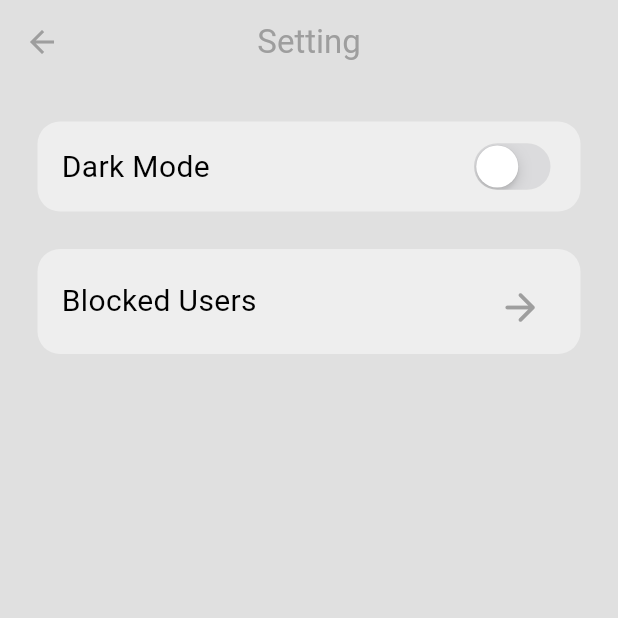
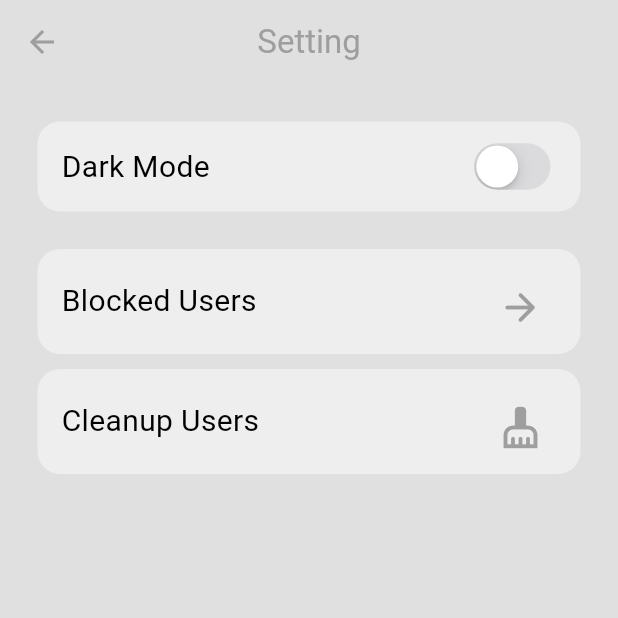
Before and after one commit to hassannwesh/chattapp, a Flutter app: the screen it shows once a user with an empty profile is signed in, in the side drawer, after a tap on "S T T I N G S", on a phone screen of 412 x 824 dp, the top half of it. Run offline on Flutter 3.47's test engine with Material 3 defaults, Android fonts, the phone set to English and light mode, and no system bars; our stand-ins replace cloud_firestore, firebase_auth, firebase_core; accounts and stored records are empty; network calls fail.

Commit message:
add bottom clean

```diff
--- a/lib/Pages/SettingPage.dart
+++ b/lib/Pages/SettingPage.dart
@@ -1,4 +1,5 @@
 import 'package:chattappv1/themes/theme_provider.dart';
+import 'package:chattappv1/services/auth/auth/auth_service.dart';
 import 'package:flutter/cupertino.dart';
 import 'package:flutter/material.dart';
 import 'package:provider/provider.dart';
@@ -6,7 +7,9 @@ import 'package:provider/provider.dart';
 import 'BlockUserPage.dart';
 
 class SettingPage extends StatelessWidget {
-  const SettingPage({super.key});
+  SettingPage({super.key});
+
+  final AuthService _authService = AuthService();
 
   @override
   Widget build(BuildContext context) {
@@ -30,14 +33,17 @@ class SettingPage extends StatelessWidget {
               color: Theme.of(context).colorScheme.secondary,
               borderRadius: BorderRadius.circular(15),
             ),
-            margin: const EdgeInsets.only(left: 25,right: 25,top:25,bottom: 20),
-
+            margin:
+                const EdgeInsets.only(left: 25, right: 25, top: 25, bottom: 20),
             padding: const EdgeInsets.all(16),
             child: Row(
               mainAxisAlignment: MainAxisAlignment.spaceBetween,
               children: [
                 // Dark Mode
-                const Text("Dark Mode",style: TextStyle(fontSize: 20),),
+                const Text(
+                  "Dark Mode",
+                  style: TextStyle(fontSize: 20),
+                ),
                 // Switch toggle
                 Consumer<ThemeProvider>(
                   builder: (context, themeProvider, child) => CupertinoSwitch(
@@ -55,21 +61,62 @@ class SettingPage extends StatelessWidget {
               color: Theme.of(context).colorScheme.secondary,
               borderRadius: BorderRadius.circular(15),
             ),
-            margin: const EdgeInsets.only(left: 25,right: 25,top: 5,bottom: 5),
+            margin:
+                const EdgeInsets.only(left: 25, right: 25, top: 5, bottom: 5),
             padding: const EdgeInsets.all(16),
             child: Row(
               mainAxisAlignment: MainAxisAlignment.spaceBetween,
               children: [
                 // Blocked Users
-                const Text("Blocked Users",style: TextStyle(fontSize: 20),),
+                const Text(
+                  "Blocked Users",
+                  style: TextStyle(fontSize: 20),
+                ),
                 // button to go blocked user page
                 IconButton(
-                    onPressed: ()=>Navigator.push(context,MaterialPageRoute(builder: (context)=> BlockUserPage())),
-                    icon:  Icon(
-                      Icons.arrow_forward_rounded,
-                      color: Theme.of(context).colorScheme.primary,
-                      size: 30,
-                    ),
+                  onPressed: () => Navigator.push(context,
+                      MaterialPageRoute(builder: (context) => BlockUserPage())),
+                  icon: Icon(
+                    Icons.arrow_forward_rounded,
+                    color: Theme.of(context).colorScheme.primary,
+                    size: 30,
+                  ),
+                ),
+              ],
+            ),
+          ),
+          // cleanup users button
+          Container(
+            height: 70,
+            decoration: BoxDecoration(
+              color: Theme.of(context).colorScheme.secondary,
+              borderRadius: BorderRadius.circular(15),
+            ),
+            margin:
+                const EdgeInsets.only(left: 25, right: 25, top: 5, bottom: 5),
+            padding: const EdgeInsets.all(16),
+            child: Row(
+              mainAxisAlignment: MainAxisAlignment.spaceBetween,
+              children: [
+                // Cleanup Users
+                const Text(
+                  "Cleanup Users",
+                  style: TextStyle(fontSize: 20),
+                ),
+                // button to cleanup users
+                IconButton(
+                  onPressed: () async {
+                    await _authService.cleanupDuplicateUsers();
+                    ScaffoldMessenger.of(context).showSnackBar(
+                      const SnackBar(
+                          content: Text('Users cleaned up successfully')),
+                    );
+                  },
+                  icon: Icon(
+                    Icons.cleaning_services,
+                    color: Theme.of(context).colorScheme.primary,
+                    size: 30,
+                  ),
                 ),
               ],
             ),
--- a/lib/components/my_drawer.dart
+++ b/lib/components/my_drawer.dart
@@ -4,11 +4,12 @@ import 'package:flutter/material.dart';
 
 class MyDrawer extends StatelessWidget {
   const MyDrawer({super.key});
-  void logout(){
+  void logout() {
     // get auth service
-    final auth=AuthService();
+    final auth = AuthService();
     auth.signOut();
   }
+
   @override
   Widget build(BuildContext context) {
     return Drawer(
@@ -57,7 +58,7 @@ class MyDrawer extends StatelessWidget {
                       Navigator.push(
                         context,
                         MaterialPageRoute(
-                          builder: (context) => const SettingPage(),
+                          builder: (context) => SettingPage(),
                         ),
                       );
                     },
```
Also changed, not shown: lib/Pages/homepage.dart (+10 -14 lines), lib/services/auth/auth/auth_service.dart (+51 -18 lines).
